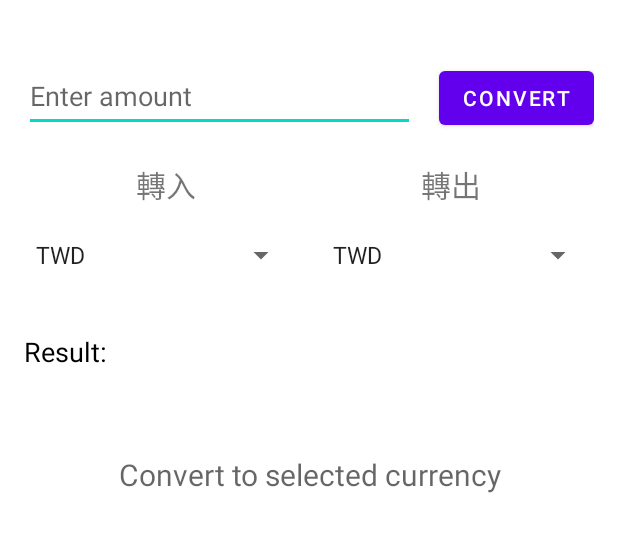
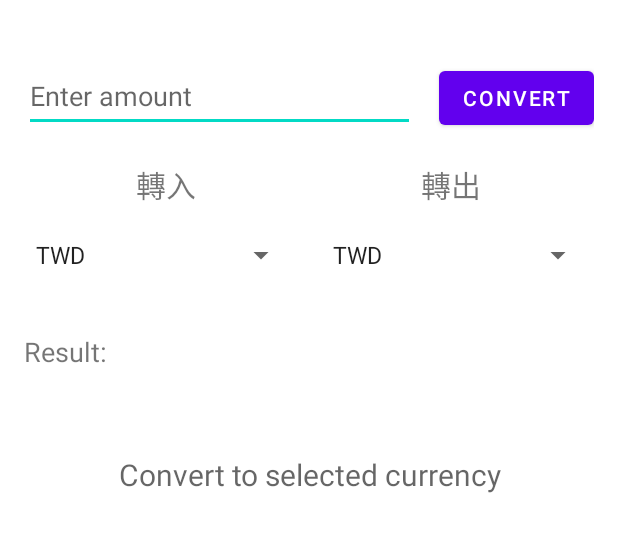
Before and after one commit to lonely10834/ExchangeRate, an Android app: the screen it shows after launch (MainActivity), on a phone screen of 412 x 824 dp, the part 146-698 px from its top. Run offline under Robolectric (Android 15) with nearby library versions, the phone set to English and light mode, and no system bars.

Commit message:
1.解決黑底文字問題 2.更改App名稱

```diff
--- a/app/src/main/res/layout/activity_main.xml
+++ b/app/src/main/res/layout/activity_main.xml
@@ -1,7 +1,6 @@
 <?xml version="1.0" encoding="utf-8"?>
 <LinearLayout
     xmlns:android="http://schemas.android.com/apk/res/android"
-    xmlns:app="http://schemas.android.com/apk/res-auto"
     xmlns:tools="http://schemas.android.com/tools"
     android:layout_width="match_parent"
     android:layout_height="match_parent"
@@ -104,7 +103,7 @@
         android:layout_marginTop="40dp"
         android:text="@string/result_label"
         android:textSize="18sp"
-        android:textColor="#000"/>
+        />
 
     <TextView
         android:id="@+id/resultTextView"
@@ -114,7 +113,7 @@
         android:gravity="center"
         android:hint="@string/result_hint"
         android:padding="16dp"
-        android:textColor="#000"
+
         android:textSize="20sp"
         android:visibility="visible" />
 
--- a/app/src/main/res/values/strings.xml
+++ b/app/src/main/res/values/strings.xml
@@ -1,5 +1,5 @@
 <resources>
-    <string name="app_name">My App01</string>
+    <string name="app_name">國際匯率轉換</string>
     <string name="action_settings">Settings</string>
     <!-- Strings used for fragments for navigation -->
     <string name="first_fragment_label">First Fragment</string>
```
